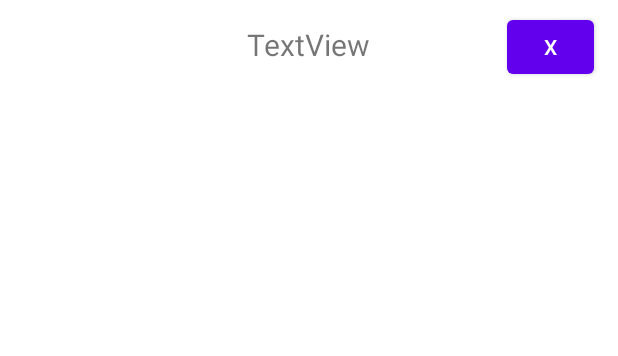
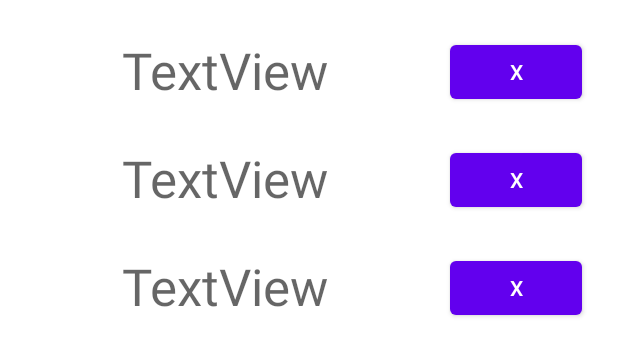
Before and after one commit to FernandoCandela/PokeApp, an Android app: the layout fragment_pokemon_favorito.xml on its own in the app's theme, with its tools: preview values and no code run, on a phone screen of 412 x 824 dp. Shown: the top 356 px of the screen. Run offline under Robolectric (Android 15) with nearby library versions, the phone set to English and light mode, and no system bars.

Commit message:
Add favoritos view, favoritos adapter , favoritos fragment, favoritos item,

```diff
--- a/app/src/main/java/com/example/pokeapp/adapter/PokemonListAdapter.kt
+++ b/app/src/main/java/com/example/pokeapp/adapter/PokemonListAdapter.kt
@@ -1,4 +1,5 @@
 package com.example.pokeapp.adapter
+
 
 import android.view.LayoutInflater
 import android.view.View
--- a/app/src/main/java/com/example/pokeapp/fragment/PokemonFragment.kt
+++ b/app/src/main/java/com/example/pokeapp/fragment/PokemonFragment.kt
@@ -2,8 +2,6 @@ package com.example.pokeapp.fragment
 
 import android.content.Context
 import android.os.Bundle
-import android.os.RecoverySystem
-import android.util.Log
 import android.view.LayoutInflater
 import android.view.View
 import android.view.ViewGroup
--- a/app/src/main/res/layout/fragment_pokemon_favorito.xml
+++ b/app/src/main/res/layout/fragment_pokemon_favorito.xml
@@ -3,30 +3,15 @@
     xmlns:app="http://schemas.android.com/apk/res-auto"
     xmlns:tools="http://schemas.android.com/tools"
     android:layout_width="match_parent"
-    android:layout_height="wrap_content">
-
-    <TextView
-        android:id="@+id/tviNewRecipeIngredient"
-        android:layout_width="wrap_content"
-        android:layout_height="wrap_content"
-        android:layout_marginTop="16dp"
-        android:layout_marginBottom="16dp"
-        android:text="TextView"
-        android:textSize="20sp"
+    android:layout_height="match_parent" >
+    <androidx.recyclerview.widget.RecyclerView
+        android:id="@+id/rviFavoritos"
+        android:layout_width="match_parent"
+        android:layout_height="match_parent"
+        app:layoutManager="androidx.recyclerview.widget.LinearLayoutManager"
         app:layout_constraintBottom_toBottomOf="parent"
         app:layout_constraintEnd_toEndOf="parent"
-        app:layout_constraintHorizontal_bias="0.498"
         app:layout_constraintStart_toStartOf="parent"
         app:layout_constraintTop_toTopOf="parent"
-        app:layout_constraintVertical_bias="0.0" />
-
-    <Button
-        android:id="@+id/button"
-        android:layout_width="58dp"
-        android:layout_height="48dp"
-        android:layout_marginEnd="16dp"
-        android:layout_marginBottom="4dp"
-        android:text="X"
-        app:layout_constraintBottom_toBottomOf="parent"
-        app:layout_constraintEnd_toEndOf="parent" />
+        tools:listitem="@layout/item_favorito" />
 </androidx.constraintlayout.widget.ConstraintLayout>
--- /dev/null
+++ b/app/src/main/res/layout/item_favorito.xml
@@ -0,0 +1,26 @@
+<?xml version="1.0" encoding="utf-8"?>
+<androidx.constraintlayout.widget.ConstraintLayout xmlns:android="http://schemas.android.com/apk/res/android"
+    xmlns:app="http://schemas.android.com/apk/res-auto"
+    android:layout_width="match_parent"
+    android:layout_height="wrap_content">
+
+    <TextView
+        android:id="@+id/tviFavoritoName"
+        android:layout_width="wrap_content"
+        android:layout_height="wrap_content"
+        android:layout_marginTop="24dp"
+        android:text="TextView"
+        android:textAppearance="@style/TextAppearance.AppCompat.Display1"
+        app:layout_constraintEnd_toStartOf="@+id/butEliminarFavorito"
+        app:layout_constraintStart_toStartOf="parent"
+        app:layout_constraintTop_toTopOf="parent" />
+
+    <Button
+        android:id="@+id/butEliminarFavorito"
+        android:layout_width="wrap_content"
+        android:layout_height="wrap_content"
+        android:layout_marginEnd="24dp"
+        android:text="X"
+        app:layout_constraintEnd_toEndOf="parent"
+        app:layout_constraintTop_toTopOf="@+id/tviFavoritoName" />
+</androidx.constraintlayout.widget.ConstraintLayout>
```
Also changed, not shown: app/src/main/java/com/example/pokeapp/FavoritosListActivity.kt (+16 -1 lines), app/src/main/java/com/example/pokeapp/adapter/FavoritosListAdapter.kt (+57 -1 lines), app/src/main/java/com/example/pokeapp/fragment/PokemonFavoritoFragment.kt (+52 -1 lines), app/src/main/res/layout/activity_favoritos_list.xml (+16 -9 lines).
